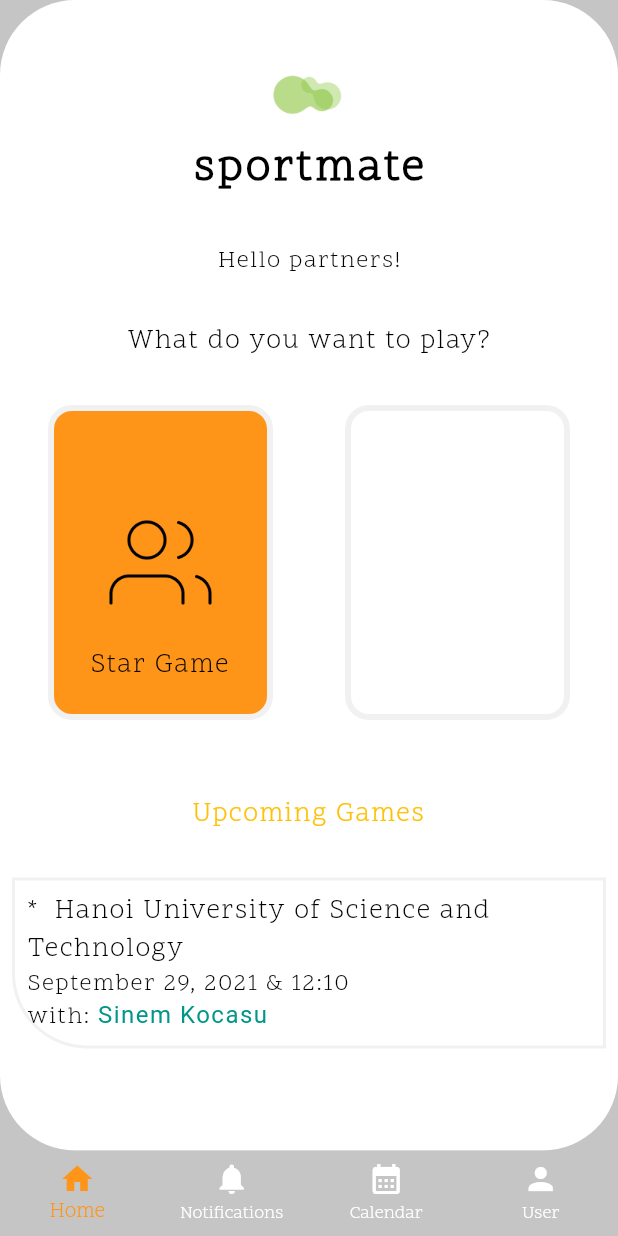
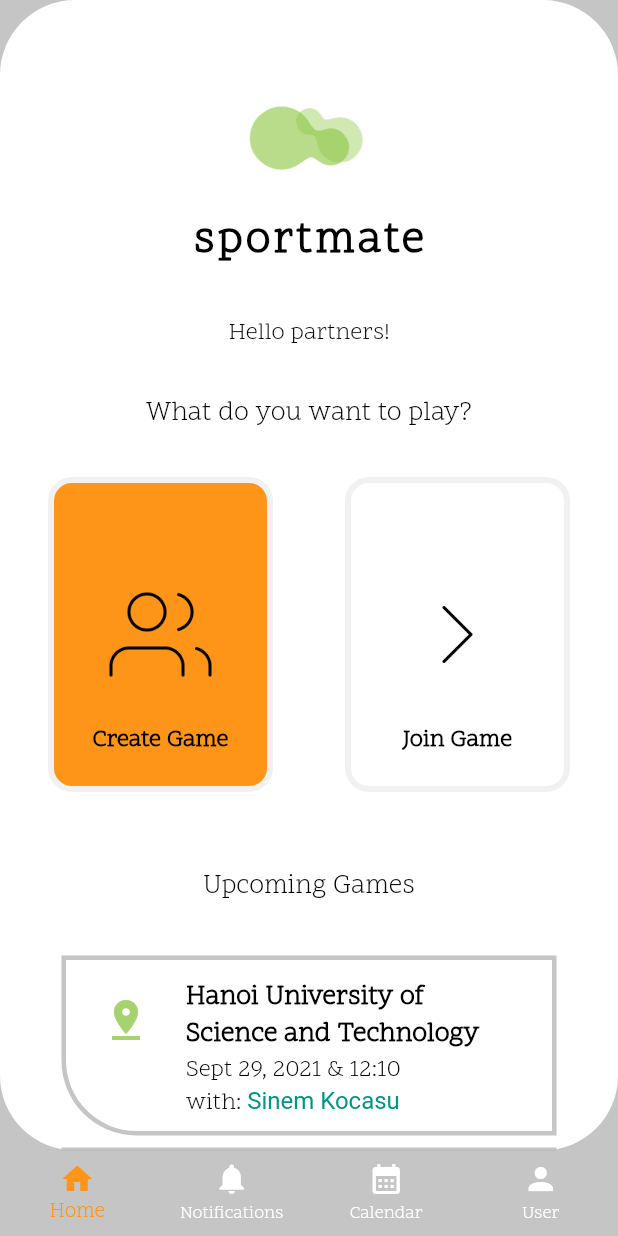
Before and after one commit to AnLac1106/Sport_Mate, a Flutter app: the screen it shows after launch, on a phone screen of 412 x 824 dp. Run offline on Flutter 3.47's test engine with Material 2 defaults, Android fonts, the phone set to English and light mode, and no system bars; our stand-ins replace get.

Commit message:
update HomePage

```diff
--- a/lib/common/spm_colors.dart
+++ b/lib/common/spm_colors.dart
@@ -3,7 +3,5 @@ import 'package:flutter/material.dart';
 
 class SPMColors {
   static const Color primaryColor = Color(0xFFFF9518);
-  // static const Color buttonColor = Color(0xFF59EF9F);
   static const Color secondaryColor = Color(0xFFA6D36D);
-
 }
--- a/lib/common/spm_text_field.dart
+++ b/lib/common/spm_text_field.dart
@@ -1,5 +1,5 @@
 import 'package:flutter/material.dart';
-import 'package:sport_mate/common/spm_text_style.dart';
+import 'package:get/get.dart';
 
 class SPMTextField extends StatefulWidget {
   final String? labelText;
@@ -58,7 +58,7 @@ class _SPMTextFieldState extends State<SPMTextField> {
         suffixIcon: widget.suffixIcon,
         suffix: widget.suffix,
         labelText: widget.labelText,
-        labelStyle: textStyleHeading4,
+        labelStyle: Get.textTheme.headline4,
         hintText: widget.hintText,
         // border: OutlineInputBorder(borderRadius: BorderRadius.circular(10)),
         // focusedBorder: OutlineInputBorder(
--- a/lib/common/spm_text_style.dart
+++ b/lib/common/spm_text_style.dart
@@ -1,84 +1,84 @@
-import 'package:flutter/material.dart';
-import 'package:sport_mate/common/spm_colors.dart';
+// import 'package:flutter/material.dart';
+// import 'package:sport_mate/common/spm_colors.dart';
 
-// class TextStyleHeading extends StatefulWidget {
-//   String text;
-//   final bool inherit;
-//   Color? color;
-//   Color? backgroundColor;
-//   double? fontSize;
-//   FontWeight? fontWeight;
-//   FontStyle? fontStyle;
-//   double? letterSpacing;
-//   double? wordSpacing;
-//   Decoration? decoration;
-//   String? fontFamily;
-//   String? overflow;
+// // class TextStyleHeading extends StatefulWidget {
+// //   String text;
+// //   final bool inherit;
+// //   Color? color;
+// //   Color? backgroundColor;
+// //   double? fontSize;
+// //   FontWeight? fontWeight;
+// //   FontStyle? fontStyle;
+// //   double? letterSpacing;
+// //   double? wordSpacing;
+// //   Decoration? decoration;
+// //   String? fontFamily;
+// //   String? overflow;
 
-//   TextStyleHeading({
-//     Key? key,
-//     required this.text,
-//     this.inherit = true,
-//     this.color,
-//     this.backgroundColor,
-//     this.fontSize,
-//     this.fontWeight,
-//     this.fontStyle,
-//     this.letterSpacing,
-//     this.wordSpacing,
-//     this.decoration,
-//     this.fontFamily,
-//     this.overflow,
-//   }) : super(key: key);
+// //   TextStyleHeading({
+// //     Key? key,
+// //     required this.text,
+// //     this.inherit = true,
+// //     this.color,
+// //     this.backgroundColor,
+// //     this.fontSize,
+// //     this.fontWeight,
+// //     this.fontStyle,
+// //     this.letterSpacing,
+// //     this.wordSpacing,
+// //     this.decoration,
+// //     this.fontFamily,
+// //     this.overflow,
+// //   }) : super(key: key);
 
-//   @override
-//   State<TextStyleHeading> createState() => _TextStyleHeadingState();
-// }
+// //   @override
+// //   State<TextStyleHeading> createState() => _TextStyleHeadingState();
+// // }
 
-// class _TextStyleHeadingState extends State<TextStyleHeading> {
-//   @override
-//   Widget build(BuildContext context) {
-//     return Text(
-//       "${widget.text}",
-//       style: const TextStyle(
-//         fontFamily: 'Scope One',
-//         fontWeight: FontWeight.bold,
-//         fontSize: 30.0,
-//         color: AppColor.textColor,
-//         letterSpacing: 4.0,
-//       ),
-//     );
-//   }
-// }
+// // class _TextStyleHeadingState extends State<TextStyleHeading> {
+// //   @override
+// //   Widget build(BuildContext context) {
+// //     return Text(
+// //       "${widget.text}",
+// //       style: const TextStyle(
+// //         fontFamily: 'Scope One',
+// //         fontWeight: FontWeight.bold,
+// //         fontSize: 30.0,
+// //         color: AppColor.textColor,
+// //         letterSpacing: 4.0,
+// //       ),
+// //     );
+// //   }
+// // }
 
-const textStyleHeading = TextStyle(
-  fontFamily: 'Scope One',
-  fontWeight: FontWeight.w400,
-  fontSize: 48.0,
-  color: Colors.black,
-  letterSpacing: 2.0,
-);
+// const textStyleHeading = TextStyle(
+//   fontFamily: 'Scope One',
+//   fontWeight: FontWeight.w400,
+//   fontSize: 48.0,
+//   color: Colors.black,
+//   letterSpacing: 2.0,
+// );
 
-const textStyleHeading1 = TextStyle(
-  fontFamily: 'Scope One',
-  fontWeight: FontWeight.w900,
-  fontSize: 30.0,
-  color: SPMColors.secondaryColor,
-  letterSpacing: 2.0,
-);
+// const textStyleHeading1 = TextStyle(
+//   fontFamily: 'Scope One',
+//   fontWeight: FontWeight.w900,
+//   fontSize: 30.0,
+//   color: SPMColors.secondaryColor,
+//   letterSpacing: 2.0,
+// );
 
-const textStyleHeading4 = TextStyle(
-  fontFamily: 'Scope One',
-  fontWeight: FontWeight.w400,
-  fontSize: 18.0,
-  color: Colors.black,
-  letterSpacing: 1.0,
-);
+// const textStyleHeading4 = TextStyle(
+//   fontFamily: 'Scope One',
+//   fontWeight: FontWeight.w400,
+//   fontSize: 18.0,
+//   color: Colors.black,
+//   letterSpacing: 1.0,
+// );
 
-const textStyleNormal = TextStyle(
-  fontFamily: 'Scope One',
-  fontWeight: FontWeight.w400,
-  fontSize: 16.0,
-  color: Colors.black,
-  letterSpacing: 1.0,
-);
+// const textStyleNormal = TextStyle(
+//   fontFamily: 'Scope One',
+//   fontWeight: FontWeight.w400,
+//   fontSize: 16.0,
+//   color: Colors.black,
+//   letterSpacing: 1.0,
+// );
--- a/lib/main.dart
+++ b/lib/main.dart
@@ -28,16 +28,12 @@ class MyApp extends GetView {
             letterSpacing: 2.0,
           ),
           headline4: TextStyle(
-            fontWeight: FontWeight.w400,
-            fontSize: 18.0,
-          ),
+              fontWeight: FontWeight.w400, fontSize: 18.0, color: Colors.black),
           bodyText1: TextStyle(
-            fontWeight: FontWeight.w400,
-            fontSize: 16.0,
-          ),
+              fontWeight: FontWeight.w400, fontSize: 16.0, color: Colors.black),
         ),
       ),
-      home: MainHomePage(),
+      home: const MainHomePage(),
       // SPMWelcomePage(),
       debugShowCheckedModeBanner: false,
     );
--- a/lib/spm_home_page.dart
+++ b/lib/spm_home_page.dart
@@ -2,7 +2,6 @@ import 'package:flutter/gestures.dart';
 import 'package:flutter/material.dart';
 import 'package:get/get.dart';
 import 'package:sport_mate/common/spm_colors.dart';
-import 'package:sport_mate/common/spm_text_style.dart';
 
 class SPMHomePage extends GetView {
   const SPMHomePage({Key? key}) : super(key: key);
@@ -19,27 +18,29 @@ class SPMHomePage extends GetView {
         ),
         child: SingleChildScrollView(
           child: Padding(
-            padding: const EdgeInsets.only(top: 32, left: 8, right: 8),
+            padding: const EdgeInsets.only(top: 40, left: 8, right: 8),
             child: Column(
               children: [
                 SizedBox(
-                    height: 60,
-                    width: 60,
+                    height: 100,
+                    width: 100,
                     child: Image.asset('assets/images/SPM_logo.png')),
                 Text('sportmate',
                     style:
                         Get.textTheme.headline1?.copyWith(color: Colors.black)),
                 const SizedBox(height: 30),
-                const Text('Hello partners!', style: textStyleNormal),
+                Text('Hello partners!', style: Get.textTheme.bodyText1),
                 const SizedBox(height: 30),
-                const Text('What do you want to play?',
-                    style: textStyleHeading4),
+                Text('What do you want to play?',
+                    style: Get.textTheme.headline4),
                 const SizedBox(height: 30),
                 Row(
                     mainAxisAlignment: MainAxisAlignment.spaceAround,
                     children: [
                       GestureDetector(
-                        onTap: (() {}),
+                        onTap: (() {
+                          debugPrint('Start Game');
+                        }),
                         child: Container(
                           padding: const EdgeInsets.all(20),
                           alignment: Alignment.bottomCenter,
@@ -49,42 +50,86 @@ class SPMHomePage extends GetView {
                             image: const DecorationImage(
                               scale: 4.0,
                               image: ExactAssetImage(
-                                  'assets/images/SPM_users.png'),
+                                  'assets/images/SPM_create.png'),
                             ),
                             color: SPMColors.primaryColor,
                             borderRadius: BorderRadius.circular(16),
                             border: Border.all(
                                 width: 4, color: const Color(0xFFF1F1F1)),
                           ),
-                          child: const Text(
-                            "Star Game",
-                            textAlign: TextAlign.right,
-                            style: textStyleHeading4,
-                          ),
+                          child: Text("Create Game",
+                              textAlign: TextAlign.center,
+                              style: Get.textTheme.headline4?.copyWith(
+                                  fontSize: 16, fontWeight: FontWeight.bold)),
                         ),
                       ),
                       GestureDetector(
-                        onTap: (() {}),
+                        onTap: (() {
+                          debugPrint('Join Game');
+                        }),
                         child: Container(
+                          padding: const EdgeInsets.all(20),
+                          alignment: Alignment.bottomCenter,
                           height: 210,
                           width: 150,
                           decoration: BoxDecoration(
-                            color: Colors.white,
+                            image: const DecorationImage(
+                              scale: 4.0,
+                              image:
+                                  ExactAssetImage('assets/images/SPM_join.png'),
+                            ),
                             borderRadius: BorderRadius.circular(16),
                             border: Border.all(
                                 width: 4, color: const Color(0xFFF1F1F1)),
                           ),
+                          child: Text("Join Game",
+                              textAlign: TextAlign.center,
+                              style: Get.textTheme.headline4?.copyWith(
+                                  fontSize: 16, fontWeight: FontWeight.bold)),
                         ),
                       ),
                     ]),
                 const SizedBox(height: 50),
                 Text("Upcoming Games",
-                    textAlign: TextAlign.right,
-                    style: textStyleHeading4.copyWith(color: Colors.amber)),
+                    textAlign: TextAlign.right, style: Get.textTheme.headline4),
                 const SizedBox(height: 30),
-                Container(
-                  // height: 120,
-                  // width: 330,
+                // ListView.builder(
+                //   scrollDirection: Axis.vertical,
+                //   itemBuilder: (context, index) => inforCards(),
+                //   itemCount: 3,
+                // ),
+                inforCard(),
+                inforCard(),
+                inforCard(),
+              ],
+            ),
+          ),
+        ),
+      ),
+    );
+  }
+
+  Widget inforCard() {
+    return Card(
+      color: Colors.white,
+      shadowColor: Colors.transparent,
+      shape: const RoundedRectangleBorder(
+        side: BorderSide(color: Colors.black12, width: 3),
+        borderRadius: BorderRadius.only(
+          topLeft: Radius.zero,
+          topRight: Radius.zero,
+          bottomLeft: Radius.circular(50),
+          bottomRight: Radius.zero,
+        ),
+      ),
+      child: InkWell(
+          splashColor: SPMColors.primaryColor.withAlpha(80),
+          onTap: () {
+            debugPrint('Card tapped.');
+          },
+          child: Container(
+            height: 120,
+            width: 330,
             decoration: BoxDecoration(
               borderRadius: const BorderRadius.only(
                 topLeft: Radius.zero,
@@ -92,31 +137,34 @@ class SPMHomePage extends GetView {
                 bottomLeft: Radius.circular(50),
                 bottomRight: Radius.zero,
               ),
-                    border:
-                        Border.all(width: 2, color: const Color(0xFFF1F1F1)),
+              border: Border.all(width: 3, color: Colors.black12),
             ),
             child: Padding(
               padding: const EdgeInsets.all(8.0),
-                    child: Column(
-                      mainAxisAlignment: MainAxisAlignment.spaceEvenly,
+              child: ListTile(
+                leading: const Icon(Icons.pin_drop,
+                    color: SPMColors.secondaryColor, size: 32),
+                title: Text(
+                  "Hanoi University of Science and Technology",
+                  style: Get.textTheme.headline4?.copyWith(
+                      // overflow: TextOverflow.ellipsis,
+                      fontWeight: FontWeight.bold),
+                ),
+                subtitle: Column(
                   crossAxisAlignment: CrossAxisAlignment.start,
-                      children: <Widget>[
-                        const Text(
-                          "*  Hanoi University of Science and Technology",
-                          style: textStyleHeading4,
-                        ),
-                        const Text("September 29, 2021 & 12:10",
-                            style: textStyleNormal),
+                  children: [
+                    Text("Sept 29, 2021 & 12:10",
+                        style: Get.textTheme.bodyText1),
                     RichText(
                       text: TextSpan(
                         text: 'with: ',
-                            style: textStyleNormal,
+                        style: Get.textTheme.bodyText1,
                         children: <TextSpan>[
                           TextSpan(
                               text: 'Sinem Kocasu',
                               recognizer: TapGestureRecognizer()
                                 ..onTap = () {
-                                      print("Move to Friend page");
+                                  debugPrint("Move to Friend page");
                                 },
                               style: const TextStyle(
                                   fontSize: 16, color: Color(0xff009688))),
@@ -126,12 +174,8 @@ class SPMHomePage extends GetView {
                   ],
                 ),
               ),
-                )
-              ],
             ),
-          ),
-        ),
-      ),
+          )),
     );
   }
 }
```
Also changed, not shown: lib/spm_register_page.dart (+14 -20 lines), lib/spm_welcome_page.dart (+6 -11 lines), lib/test.dart (+13 -18 lines), assets/images/SPM_create.png (renamed from assets/images/SPM_users.png), assets/images/SPM_join.png (added). Lines whose indentation alone changed are shown as unchanged.
